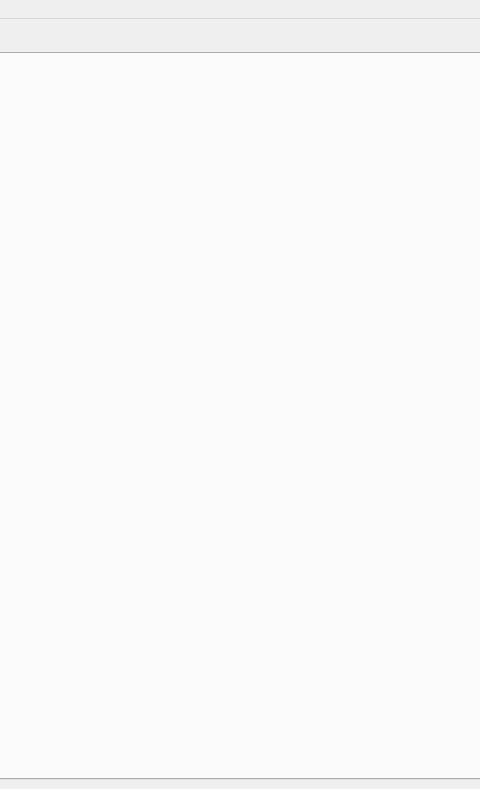
First picture: the form in src/app/mainwindow.ui, repository theion-batteries/soft_wgm_user_interface_qt_cpp, before the edit; both pictures show x 752 to 1232 and y 0 to 789 of the 1406 by 789 pixel window.
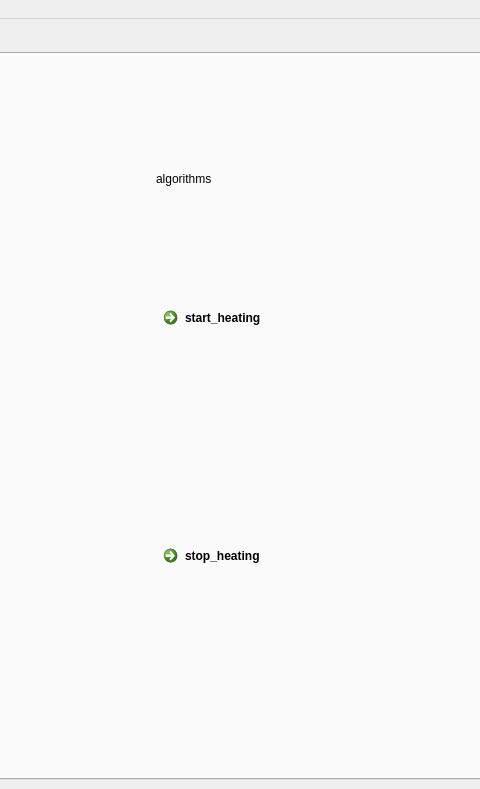
Second picture: the form after the edit. The open tabs and pages were chosen to show the change. Icons and pictures are not drawn.

Commit message: added view heating proc

What changed in the file:
```diff
--- a/src/app/mainwindow.ui
+++ b/src/app/mainwindow.ui
@@ -556,7 +556,45 @@
            </layout>
           </item>
           <item>
-           <spacer name="horizontalSpacer_43">
+           <spacer name="horizontalSpacer_80">
+            <property name="orientation">
+             <enum>Qt::Horizontal</enum>
+            </property>
+            <property name="sizeHint" stdset="0">
+             <size>
+              <width>40</width>
+              <height>20</height>
+             </size>
+            </property>
+           </spacer>
+          </item>
+          <item>
+           <layout class="QVBoxLayout" name="verticalLayout_53">
+            <item>
+             <widget class="QLabel" name="label_65">
+              <property name="text">
+               <string>algorithms</string>
+              </property>
+             </widget>
+            </item>
+            <item>
+             <widget class="QCommandLinkButton" name="start_heating">
+              <property name="text">
+               <string>start_heating</string>
+              </property>
+             </widget>
+            </item>
+            <item>
+             <widget class="QCommandLinkButton" name="stop_heating">
+              <property name="text">
+               <string>stop_heating</string>
+              </property>
+             </widget>
+            </item>
+           </layout>
+          </item>
+          <item>
+           <spacer name="horizontalSpacer_81">
             <property name="orientation">
              <enum>Qt::Horizontal</enum>
             </property>
```
Left out of the diff: 69 changed lines with no effect on the pictures. The commit also changes 10 other files.
